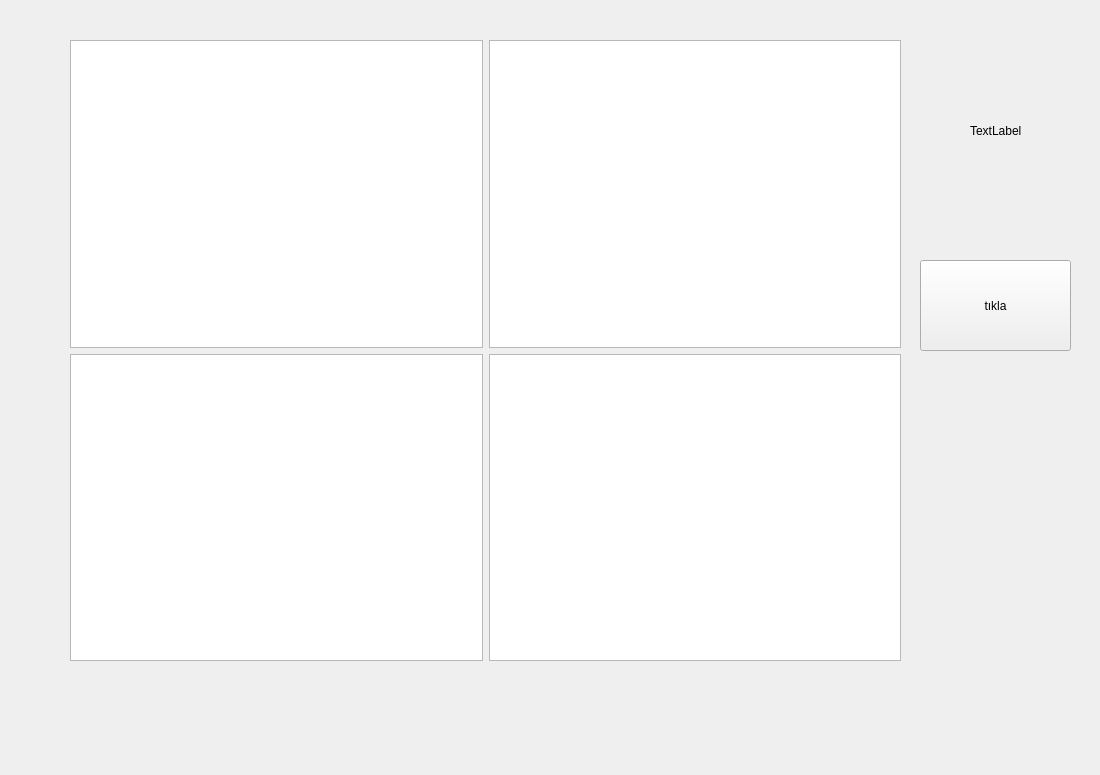
First picture: the form in prototip1/main_window.ui, repository selmanterzioglu/kiz-bocegi-tika, before the edit.
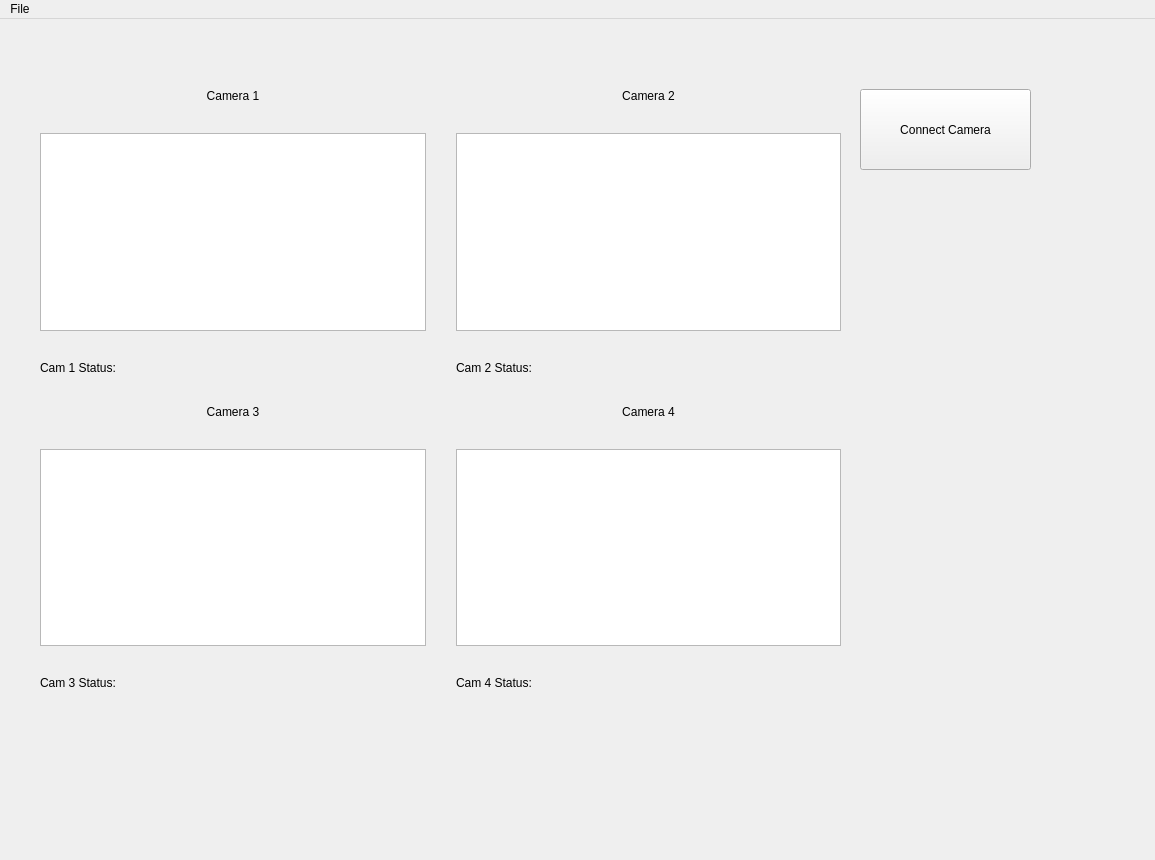
Second picture: the form after the edit.

Diff of the .ui file:
```diff
--- a/prototip1/main_window.ui
+++ b/prototip1/main_window.ui
@@ -6,8 +6,8 @@
    <rect>
     <x>0</x>
     <y>0</y>
-    <width>1100</width>
-    <height>775</height>
+    <width>1155</width>
+    <height>860</height>
    </rect>
   </property>
   <property name="windowTitle">
@@ -17,72 +17,194 @@
    <widget class="QPushButton" name="button">
     <property name="geometry">
      <rect>
-      <x>920</x>
-      <y>260</y>
-      <width>151</width>
-      <height>91</height>
+      <x>860</x>
+      <y>70</y>
+      <width>171</width>
+      <height>81</height>
      </rect>
     </property>
     <property name="text">
-     <string>tıkla</string>
+     <string>Connect Camera</string>
     </property>
    </widget>
-   <widget class="QWidget" name="layoutWidget">
+   <widget class="QWidget" name="">
     <property name="geometry">
      <rect>
-      <x>70</x>
-      <y>40</y>
-      <width>831</width>
-      <height>621</height>
+      <x>40</x>
+      <y>70</y>
+      <width>801</width>
+      <height>601</height>
      </rect>
     </property>
     <layout class="QGridLayout" name="gridLayout">
+     <property name="leftMargin">
+      <number>0</number>
+     </property>
+     <property name="spacing">
+      <number>30</number>
+     </property>
      <item row="0" column="0">
-      <widget class="QGraphicsView" name="frame_1">
-       <property name="sceneRect">
-        <rectf>
-         <x>0.000000000000000</x>
-         <y>0.000000000000000</y>
-         <width>0.000000000000000</width>
-         <height>0.000000000000000</height>
-        </rectf>
-       </property>
-      </widget>
+      <layout class="QVBoxLayout" name="verticalLayout">
+       <item>
+        <widget class="QLabel" name="label_cam_1">
+         <property name="layoutDirection">
+          <enum>Qt::LeftToRight</enum>
+         </property>
+         <property name="text">
+          <string>Camera 1</string>
+         </property>
+         <property name="alignment">
+          <set>Qt::AlignCenter</set>
+         </property>
+        </widget>
+       </item>
+       <item>
+        <widget class="QGraphicsView" name="frame_1">
+         <property name="sceneRect">
+          <rectf>
+           <x>0.000000000000000</x>
+           <y>0.000000000000000</y>
+           <width>0.000000000000000</width>
+           <height>0.000000000000000</height>
+          </rectf>
+         </property>
+        </widget>
+       </item>
+       <item>
+        <widget class="QLabel" name="cam_1_status_label">
+         <property name="text">
+          <string>Cam 1 Status:</string>
+         </property>
+        </widget>
+       </item>
+      </layout>
      </item>
      <item row="0" column="1">
-      <widget class="QGraphicsView" name="frame_2"/>
+      <layout class="QVBoxLayout" name="verticalLayout_2">
+       <item>
+        <widget class="QLabel" name="label_cam_2">
+         <property name="layoutDirection">
+          <enum>Qt::LeftToRight</enum>
+         </property>
+         <property name="text">
+          <string>Camera 2</string>
+         </property>
+         <property name="alignment">
+          <set>Qt::AlignCenter</set>
+         </property>
+        </widget>
+       </item>
+       <item>
+        <widget class="QGraphicsView" name="frame_2">
+         <property name="sceneRect">
+          <rectf>
+           <x>0.000000000000000</x>
+           <y>0.000000000000000</y>
+           <width>0.000000000000000</width>
+           <height>0.000000000000000</height>
+          </rectf>
+         </property>
+        </widget>
+       </item>
+       <item>
+        <widget class="QLabel" name="cam_2_status_label">
+         <property name="text">
+          <string>Cam 2 Status:</string>
+         </property>
+        </widget>
+       </item>
+      </layout>
      </item>
      <item row="1" column="0">
-      <widget class="QGraphicsView" name="frame_3"/>
+      <layout class="QVBoxLayout" name="verticalLayout_3">
+       <item>
+        <widget class="QLabel" name="label_cam_3">
+         <property name="layoutDirection">
+          <enum>Qt::LeftToRight</enum>
+         </property>
+         <property name="text">
+          <string>Camera 3</string>
+         </property>
+         <property name="alignment">
+          <set>Qt::AlignCenter</set>
+         </property>
+        </widget>
+       </item>
+       <item>
+        <widget class="QGraphicsView" name="frame_3">
+         <property name="sceneRect">
+          <rectf>
+           <x>0.000000000000000</x>
+           <y>0.000000000000000</y>
+           <width>0.000000000000000</width>
+           <height>0.000000000000000</height>
+          </rectf>
+         </property>
+        </widget>
+       </item>
+       <item>
+        <widget class="QLabel" name="cam_3_status_label">
+         <property name="text">
+          <string>Cam 3 Status:</string>
+         </property>
+        </widget>
+       </item>
+      </layout>
      </item>
      <item row="1" column="1">
-      <widget class="QGraphicsView" name="frame_4"/>
+      <layout class="QVBoxLayout" name="verticalLayout_4">
+       <item>
+        <widget class="QLabel" name="label_cam_4">
+         <property name="layoutDirection">
+          <enum>Qt::LeftToRight</enum>
+         </property>
+         <property name="text">
+          <string>Camera 4</string>
+         </property>
+         <property name="alignment">
+          <set>Qt::AlignCenter</set>
+         </property>
+        </widget>
+       </item>
+       <item>
+        <widget class="QGraphicsView" name="frame_4">
+         <property name="sceneRect">
+          <rectf>
+           <x>0.000000000000000</x>
+           <y>0.000000000000000</y>
+           <width>0.000000000000000</width>
+           <height>0.000000000000000</height>
+          </rectf>
+         </property>
+        </widget>
+       </item>
+       <item>
+        <widget class="QLabel" name="cam_4_status_label">
+         <property name="text">
+          <string>Cam 4 Status:</string>
+         </property>
+        </widget>
+       </item>
+      </layout>
      </item>
     </layout>
    </widget>
-   <widget class="QLabel" name="label1">
-    <property name="geometry">
-     <rect>
-      <x>970</x>
-      <y>120</y>
-      <width>80</width>
-      <height>21</height>
-     </rect>
-    </property>
-    <property name="text">
-     <string>TextLabel</string>
-    </property>
-   </widget>
   </widget>
   <widget class="QMenuBar" name="menubar">
    <property name="geometry">
     <rect>
      <x>0</x>
      <y>0</y>
-     <width>1100</width>
+     <width>1155</width>
      <height>27</height>
     </rect>
    </property>
+   <widget class="QMenu" name="menuFile">
+    <property name="title">
+     <string>File</string>
+    </property>
+   </widget>
+   <addaction name="menuFile"/>
   </widget>
  </widget>
  <resources/>
```
Left out of the diff: 25 changed lines with no effect on the pictures.
